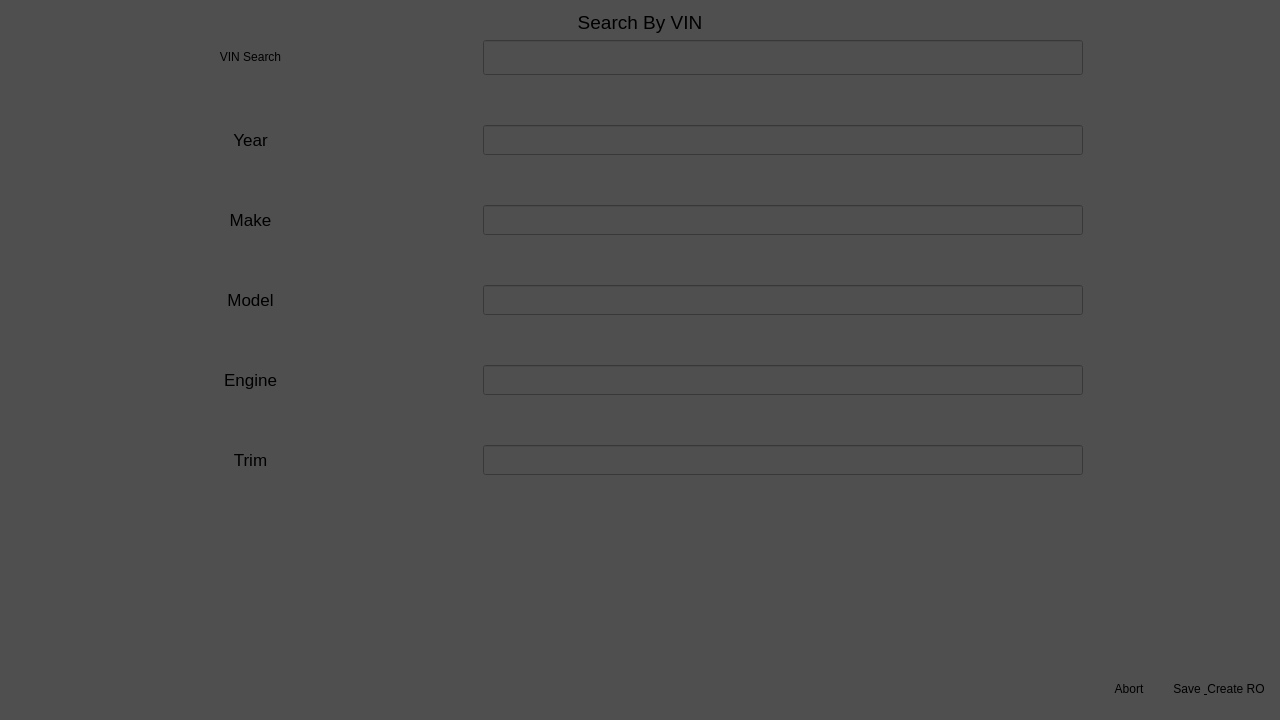
This is ui_files/designer_files/vehicle_search.ui in winterautollc/OpenAutoLite as Qt 5 draws it before an edit. The edited form follows.
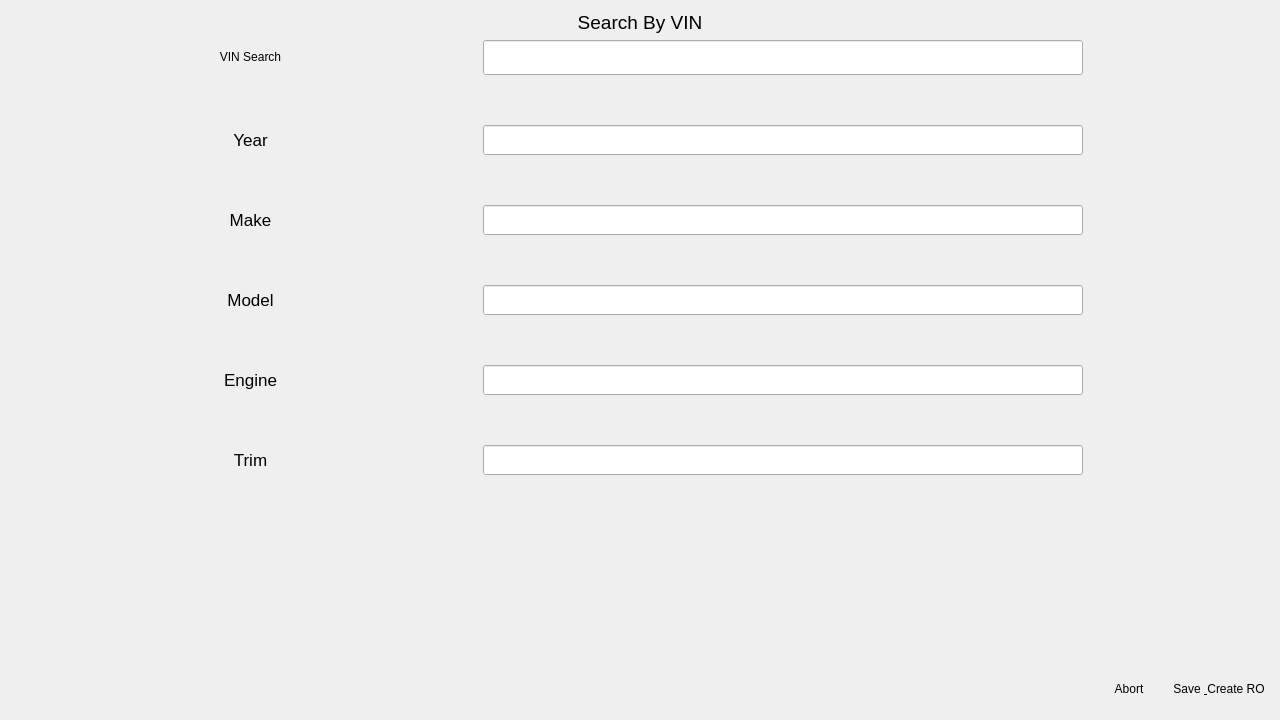
This is the edited form. Icons and pictures are not drawn.

Diff of the .ui file:
```diff
--- a/ui_files/designer_files/vehicle_search.ui
+++ b/ui_files/designer_files/vehicle_search.ui
@@ -18,7 +18,7 @@
     <normaloff>../Images/Icons/car.png</normaloff>../Images/Icons/car.png</iconset>
   </property>
   <property name="styleSheet">
-   <string notr="true">  background-color: #504F4F;</string>
+   <string notr="true"/>
   </property>
   <layout class="QGridLayout" name="gridLayout">
    <item row="0" column="0" colspan="3">
```
